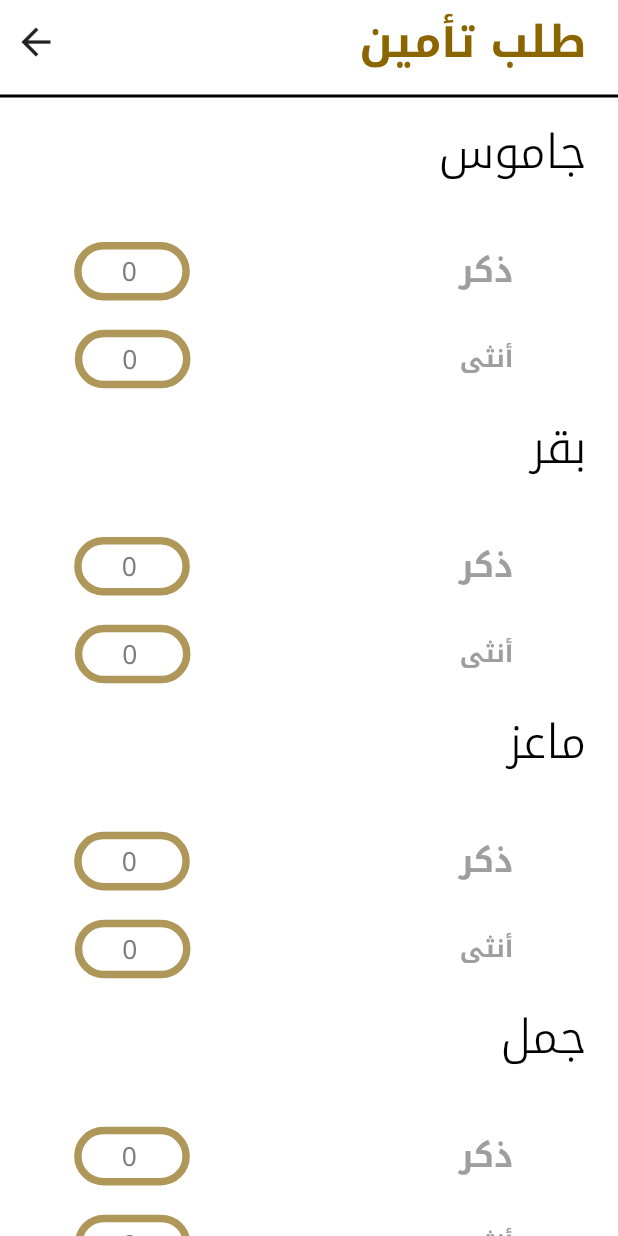
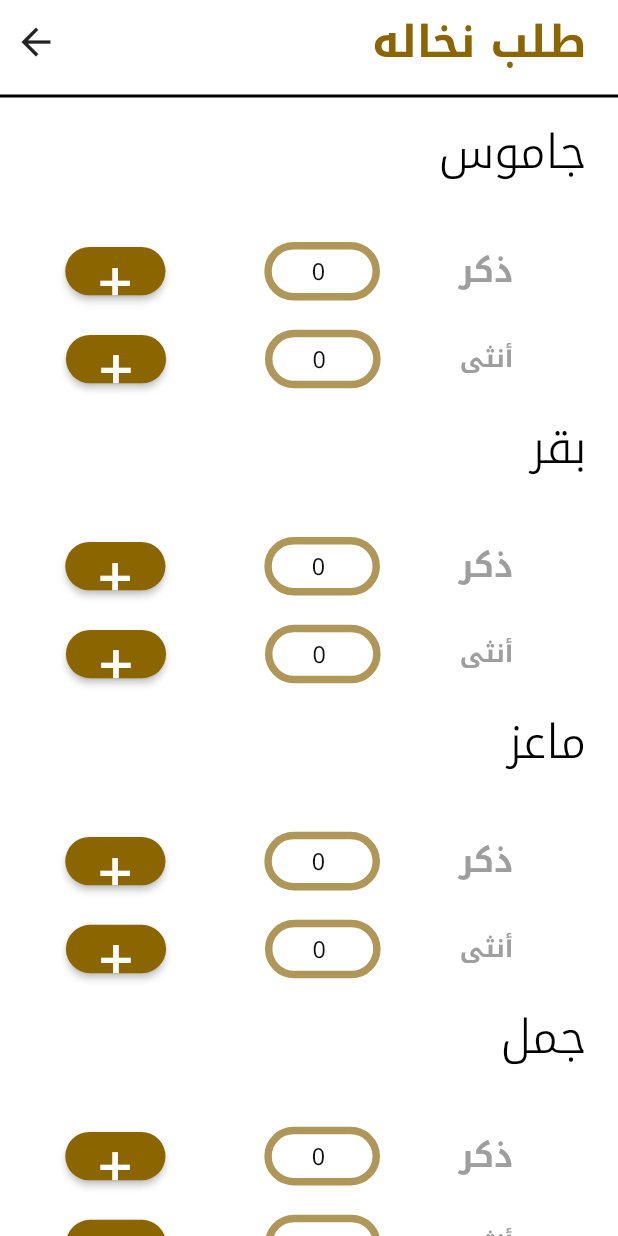
Before and after one commit to AhmedAbdulla1/El_mat7en, a Flutter app: the FeedForm screen opened by its route, on a phone screen of 412 x 824 dp. Run offline on Flutter 3.47's test engine with Material 2 defaults, Android fonts, the light colour scheme and no system bars; our stand-ins replace dartz, dio, flutter_screenutil, freezed_annotation, get_it, image_picker and 5 more; missing offline and left inert: multiple_stream_builder; accounts and stored records are empty.

Commit message:
finish new update and hopping it's the last as iam zeh2t

```diff
--- a/lib/feed_insurance_request/widgets/custom_gender_count.dart
+++ b/lib/feed_insurance_request/widgets/custom_gender_count.dart
@@ -2,16 +2,32 @@ import 'package:flutter/material.dart';
 import 'package:flutter_screenutil/flutter_screenutil.dart';
 import 'package:tanta_app/presentation/feed_form/widgets/custom_text_form_filed.dart';
 import 'package:tanta_app/presentation/resources/font_manager.dart';
+import 'package:tanta_app/presentation/common/reusable/custom_button.dart';
 
-class CustomGenderCount extends StatelessWidget {
+class CustomGenderCount extends StatefulWidget {
   const CustomGenderCount({
     super.key,
     required this.gender,
-    required this.genderController, this.fontSize,
+    required this.genderController,
+    this.fontSize,
   });
   final String gender;
   final TextEditingController genderController;
   final double? fontSize;
+
+  @override
+  State<CustomGenderCount> createState() => _CustomGenderCountState();
+}
+
+class _CustomGenderCountState extends State<CustomGenderCount> {
+  GlobalKey<FormState> globalKey = GlobalKey();
+  TextEditingController animalID = TextEditingController();
+  @override
+  void initState() {
+    widget.genderController.text = '0';
+    super.initState();
+  }
+
   @override
   Widget build(BuildContext context) {
     return Row(
@@ -21,25 +37,91 @@ class CustomGenderCount extends StatelessWidget {
           width: 46.w,
         ),
         Text(
-          gender,
+          widget.gender,
           style: TextStyle(
             color: Colors.grey,
-            fontSize:fontSize?? FontSize.s22,
+            fontSize: widget.fontSize ?? FontSize.s22,
             fontWeight: FontWeight.bold,
           ),
         ),
         SizedBox(
-          width: 170.w,
+          width: 50.w,
         ),
         SizedBox(
           width: 73.w,
           height: 60.h,
           child: CustomTextFormFiled(
+            readOnly: true,
             hintText: '0',
-            textEditingController: genderController,
+            textEditingController: widget.genderController,
+          ),
+        ),
+        SizedBox(
+          width: 34.w,
+        ),
+        SizedBox(
+          width: 120.w,
+          height: 33.h,
+          child: customElevatedButtonWithoutStream(
+            onPressed: () {
+              showDialog(context);
+            },
+            text: '+',
           ),
         ),
       ],
     );
   }
+
+  Future<dynamic> showDialog(
+    BuildContext context,
+  ) {
+    return showModalBottomSheet(
+      context: context,
+      isScrollControlled: true,
+      builder: (context) {
+        return SingleChildScrollView(
+          child: Container(
+            padding: EdgeInsets.only(
+              bottom: MediaQuery.of(context)
+                  .viewInsets
+                  .bottom, // Handle keyboard overlap
+            ),
+            child: Form(
+              key: globalKey,
+              child: SizedBox(
+                height: 245.h,
+                child: Column(
+                  children: [
+                    SizedBox(
+                      height: 30.h,
+                    ),
+                    CustomTextFormFiled(
+                      hintText: 'رقم الدبله',
+                      textEditingController: animalID,
+                    ),
+                    SizedBox(
+                      height: 15.h,
+                    ),
+                    customElevatedButtonWithoutStream(
+                      onPressed: () {
+                        if (globalKey.currentState!.validate()) {
+                          widget.genderController.text =
+                              (int.parse(widget.genderController.text) + 1)
+                                  .toString();
+                          animalID.clear();
+                          Navigator.pop(context);
+                        }
+                      },
+                      text: 'تقديم الطلب ',
+                    ),
+                  ],
+                ),
+              ),
+            ),
+          ),
+        );
+      },
+    );
+  }
 }
--- a/lib/presentation/feed_form/feed_form.dart
+++ b/lib/presentation/feed_form/feed_form.dart
@@ -42,7 +42,7 @@ class _FeedFormState extends State<FeedForm> {
     return Scaffold(
       body: ListView(
         children: [
-          const CustomAppBar(title: 'طلب تأمين'),
+          const CustomAppBar(title: 'طلب نخاله'),
           const Divider(
             color: Colors.black,
             thickness: 2,
--- a/lib/presentation/feed_form/widgets/custom_text_form_filed.dart
+++ b/lib/presentation/feed_form/widgets/custom_text_form_filed.dart
@@ -8,13 +8,13 @@ class CustomTextFormFiled extends StatelessWidget {
       {super.key,
       required this.hintText,
       this.onTap,
-      required this.textEditingController});
+      required this.textEditingController, this.readOnly});
 
   final String hintText;
   final TextEditingController textEditingController;
   final VoidCallback? onTap;
   final FocusNode focusNode = FocusNode();
-
+  final bool? readOnly;
   @override
   Widget build(BuildContext context) {
     return Padding(
@@ -23,7 +23,13 @@ class CustomTextFormFiled extends StatelessWidget {
         vertical: 10.h,
       ),
       child: TextFormField(
+        readOnly:readOnly??false,
         controller: textEditingController,
+        validator: (value) {
+          if (value!.isEmpty) {
+            return 'برجاء إدخال قيمه ';
+          }
+        },
         onTap: () {
           // Call onTap if provided
           onTap?.call();
--- a/lib/presentation/splash_screen/splash_view.dart
+++ b/lib/presentation/splash_screen/splash_view.dart
@@ -39,7 +39,7 @@ class _SplashViewState extends State<SplashView> {
         Navigator.push(
           context,
           MaterialPageRoute(
-            builder: (context) => const FeedForm(),
+            builder: (context) => const FeedInsuranceRequest(),
           ),
         );
       },
```
